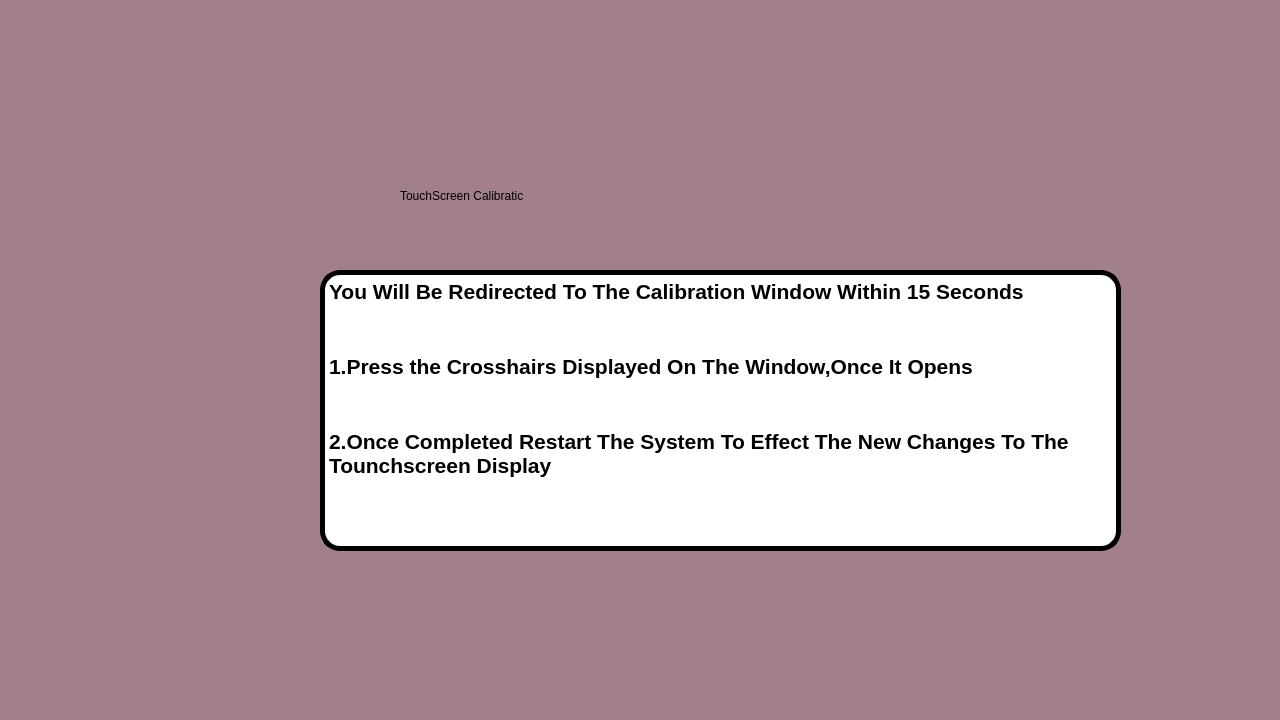
RISWANAAAA/venturiphaco, file display.ui: the form before one commit.
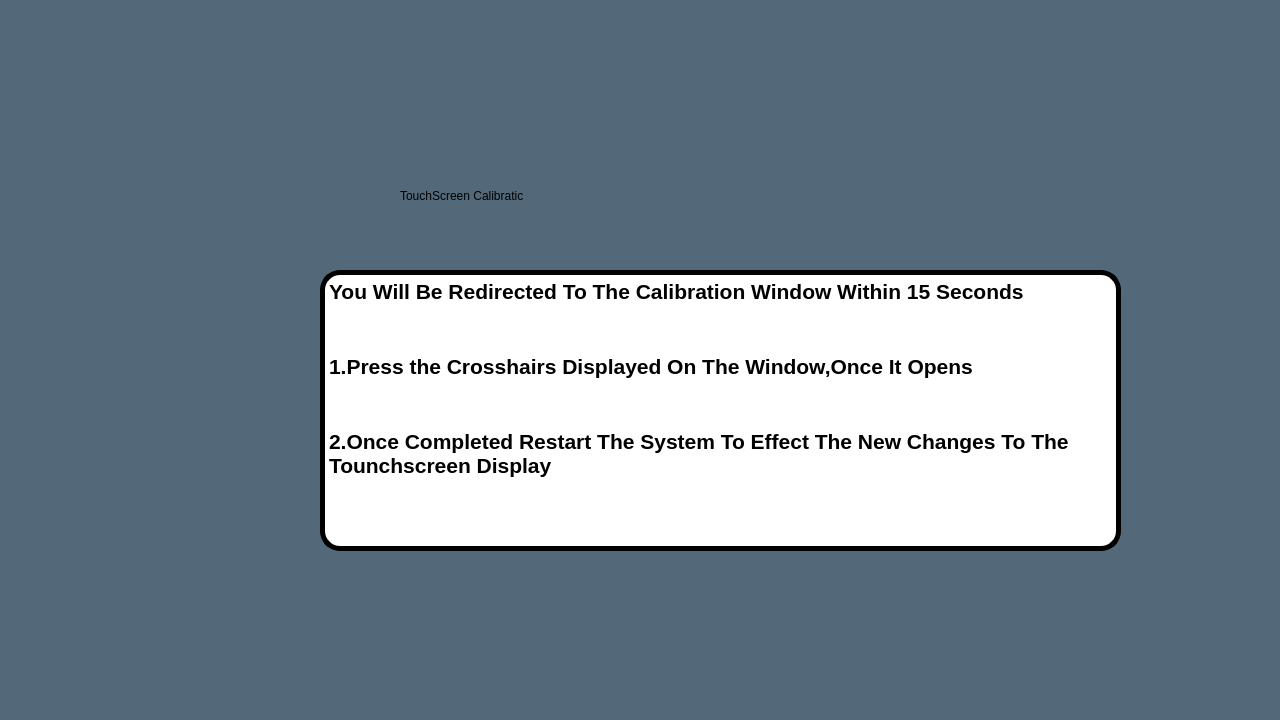
The form after the commit. Icons and pictures are not drawn.

What changed in the file:
```diff
--- a/display.ui
+++ b/display.ui
@@ -14,7 +14,7 @@
    <string>Dialog</string>
   </property>
   <property name="styleSheet">
-   <string notr="true">background-color: rgb(162, 128, 137);</string>
+   <string notr="true">background-color:rgb(83, 104, 120);</string>
   </property>
   <widget class="QLabel" name="label">
    <property name="geometry">
```
